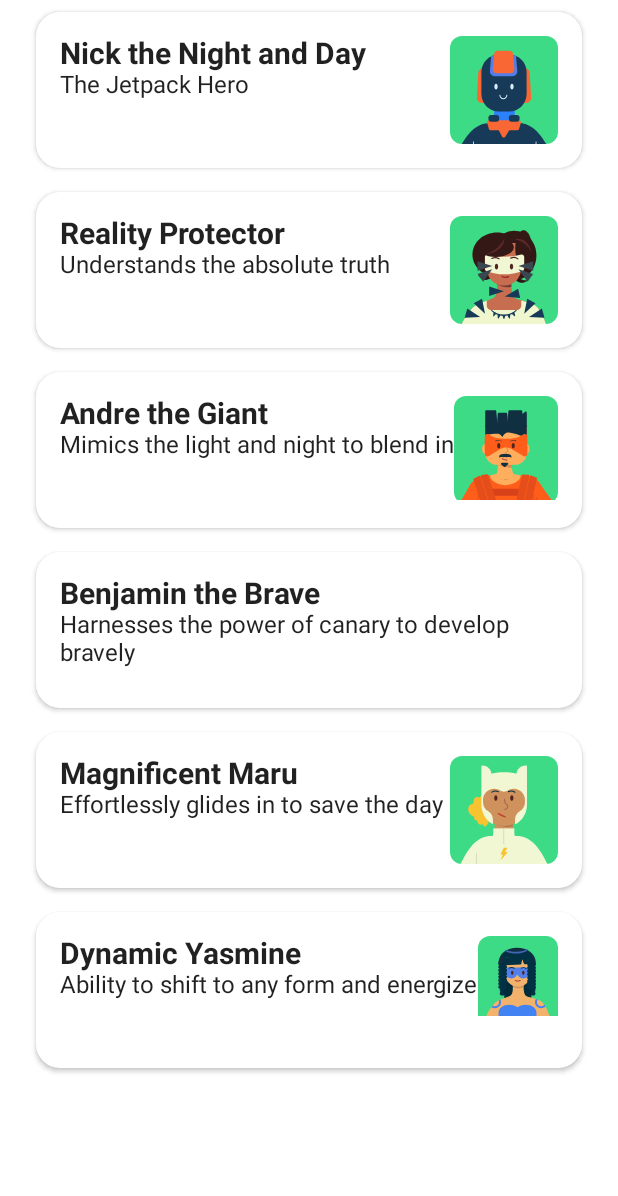
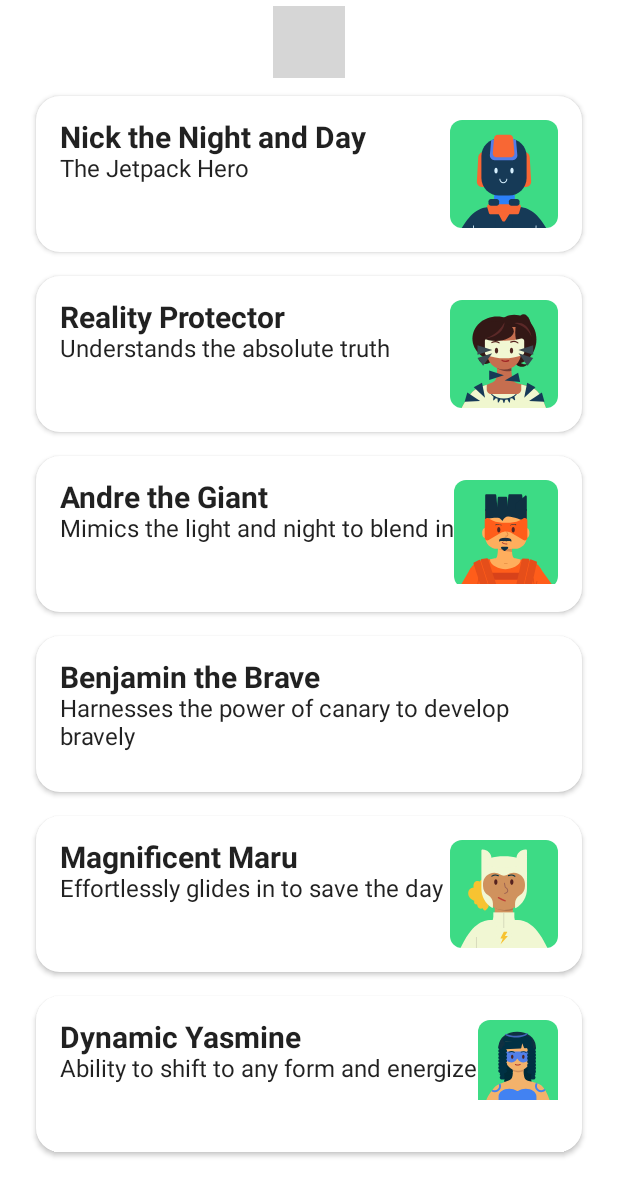
Before and after one commit to sourabhkumar47/Superheroes_App, an Android app built with Jetpack Compose: the MainActivity screen opened directly, with no data from a screen before it, on a phone screen of 412 x 824 dp. Shown: the top 1196 px of the screen. Run offline under Robolectric (Android 15) with nearby library versions, the phone set to English and light mode, and no system bars; 1 statement that could not run was skipped; grey boxes are pictures that could not be loaded.

Commit message:
added Top App Bar

```diff
--- a/app/src/main/java/com/example/superheroes/MainActivity.kt
+++ b/app/src/main/java/com/example/superheroes/MainActivity.kt
@@ -94,8 +94,19 @@ fun SuperheroItem(hero: Hero, modifier: Modifier = Modifier) {
 }
 
 
-fun SuperheroAppBar() {
-
+@Composable
+fun SuperheroAppBar(modifier: Modifier = Modifier) {
+    Box(
+        modifier = modifier
+            .fillMaxWidth()
+            .size(56.dp),
+        contentAlignment = Alignment.Center
+    ) {
+        Text(
+            text = stringResource(R.string.app_name),
+            style = MaterialTheme.typography.h1
+        )
+    }
 }
 
 @Composable
```
